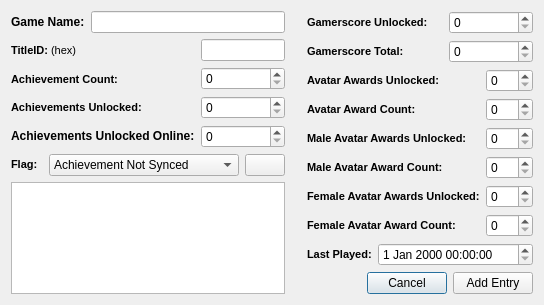
Old version of the form XDBF/titleinjectordialog.ui in the repository hetelek/XDBF-Manager.
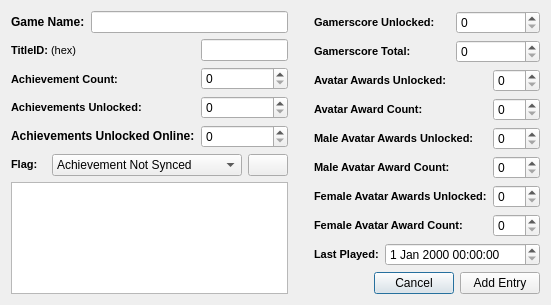
New version of the form. Icons and pictures are not drawn.

```diff
--- a/XDBF/titleinjectordialog.ui
+++ b/XDBF/titleinjectordialog.ui
@@ -6,8 +6,8 @@
    <rect>
     <x>0</x>
     <y>0</y>
-    <width>544</width>
-    <height>285</height>
+    <width>551</width>
+    <height>280</height>
    </rect>
   </property>
   <property name="windowTitle">
```
Left out of the diff: 26 changed lines with no effect on the pictures.
